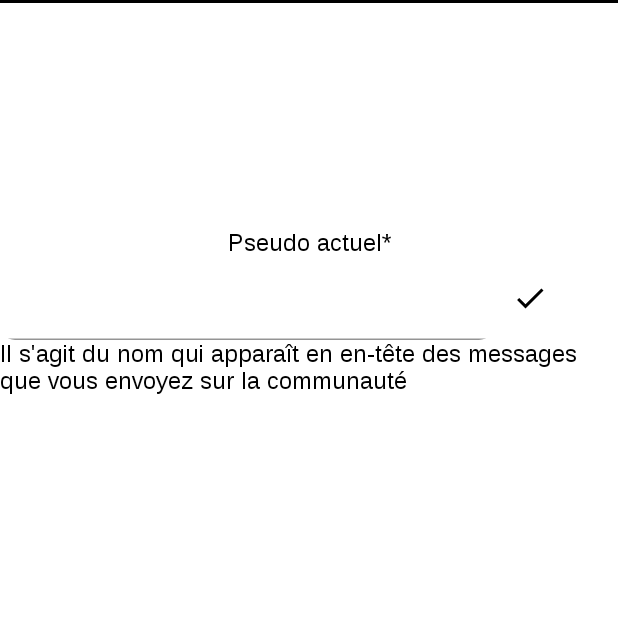
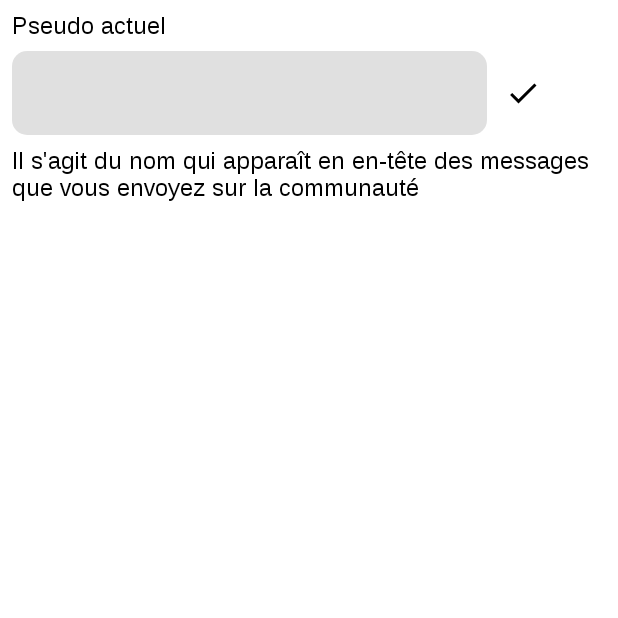
Before and after one commit to Minibuz/ChatAvion-Client, an Android app built with Jetpack Compose: the composable UserParameter called with empty values, on a phone screen of 412 x 824 dp, the top half of it. Run offline under Robolectric (Android 15) with nearby library versions, the phone set to English and light mode, and no system bars; our stand-ins replace Room's generated code, livedata-compose.

Commit message:
Made UserParameter shorter and now use it as the middle drawer, not anymore displayed on top of the drawer.

```diff
--- a/app/src/main/java/fr/chatavion/client/ui/view/ParametersInstance.kt
+++ b/app/src/main/java/fr/chatavion/client/ui/view/ParametersInstance.kt
@@ -1,5 +1,6 @@
 package fr.chatavion.client.ui.view
 
+import androidx.compose.foundation.background
 import androidx.compose.foundation.layout.*
 import androidx.compose.foundation.shape.RoundedCornerShape
 import androidx.compose.material.*
@@ -11,6 +12,7 @@ import androidx.compose.ui.Alignment
 import androidx.compose.ui.ExperimentalComposeUiApi
 import androidx.compose.ui.Modifier
 import androidx.compose.ui.draw.clip
+import androidx.compose.ui.graphics.Color
 import androidx.compose.ui.platform.LocalContext
 import androidx.compose.ui.platform.testTag
 import androidx.compose.ui.res.stringResource
@@ -22,6 +24,7 @@ import androidx.compose.ui.unit.sp
 import fr.chatavion.client.R
 import fr.chatavion.client.communityViewModel
 import fr.chatavion.client.db.entity.Community
+import fr.chatavion.client.ui.UiText
 import fr.chatavion.client.util.Utils
 import kotlinx.coroutines.CoroutineScope
 import kotlinx.coroutines.Dispatchers.IO
@@ -33,49 +36,42 @@ fun UserParameter(
     pseudo: String,
     communityId: Int,
     onClose: () -> Unit,
+    heightFraction : Float
 ) {
 
     val context = LocalContext.current
     var current by remember { mutableStateOf(pseudo) }
-    val scope = rememberCoroutineScope()
     val community by communityViewModel.getById(communityId).observeAsState(Community("","","", 0))
 
-    Surface(
-        color = MaterialTheme.colors.background
-    ) {
-        Column(modifier = Modifier.fillMaxSize()) {
-            Divider(
-                thickness = 2.dp,
-                color = MaterialTheme.colors.onBackground
-            )
-            Box(
-                modifier = Modifier
-                    .fillMaxHeight(2 / 4f)
-                    .align(Alignment.CenterHorizontally)
-            ) {
-                Column(
-                    verticalArrangement = Arrangement.Center,
-                    horizontalAlignment = Alignment.CenterHorizontally,
-                    modifier = Modifier
+    Column(modifier = Modifier
         .fillMaxSize()
-                        .align(Alignment.Center)
+        .fillMaxHeight(heightFraction)
+        .background(MaterialTheme.colors.background)
+        .padding(8.dp)
     ) {
         Text(
             color = MaterialTheme.colors.onBackground,
-                        text = "Pseudo actuel*"
+            text = UiText.StringResource(R.string.actual_pseudo).asString()
         )
         Row(
-                        modifier = Modifier.fillMaxWidth()
+            modifier = Modifier
+                .fillMaxWidth()
+                .padding(vertical = 8.dp)
         ) {
+            val buttonWeight = 0.2f
             TextField(
                 textStyle = TextStyle(
                     fontSize = 16.sp,
                     color = MaterialTheme.colors.onBackground
                 ),
-                            colors = TextFieldDefaults.textFieldColors(backgroundColor = MaterialTheme.colors.background),
+                colors = TextFieldDefaults.textFieldColors(
+                    focusedIndicatorColor = Color.Transparent,
+                    unfocusedIndicatorColor = Color.Transparent,
+                    disabledIndicatorColor = Color.Transparent
+                ),
                 modifier = Modifier
                     .clip(RoundedCornerShape(10.dp))
-                                .fillMaxWidth(0.8f)
+                    .fillMaxWidth(1f - buttonWeight)
                     .semantics {
                         testTagsAsResourceId = true
                     }
@@ -86,7 +82,8 @@ fun UserParameter(
                 ),
                 onValueChange = {
                     if (it.length <= 35) current = it
-                            })
+                }
+            )
             IconButton(
                 onClick = {
                     if(current != "") {
@@ -95,7 +92,6 @@ fun UserParameter(
                             communityViewModel.insert(community = community)
                         }
                         onClose()
-
                         // TODO Toast username changed
                         Utils.showInfoToast(context.getString(R.string.uNameChanged),context)
                     } else {
@@ -124,6 +120,3 @@ fun UserParameter(
         )
     }
 }
-        }
-    }
-}
--- a/app/src/main/java/fr/chatavion/client/ui/view/TchatView.kt
+++ b/app/src/main/java/fr/chatavion/client/ui/view/TchatView.kt
@@ -585,7 +585,8 @@ class TchatView {
                                 communityId = community.communityId,
                                 onClose = {
                                     menu = Parameters.Main
-                                }
+                                },
+                                heightFraction = 1f - topAndBottomFraction
                             )
                         }
                         else -> {}
@@ -692,8 +693,7 @@ class TchatView {
                                     content = {
                                         Text(
                                             color = MaterialTheme.colors.onBackground,
-                                            text = UiText.StringResource(parameter.getId())
-                                                .asString(),
+                                            text = UiText.StringResource(parameter.getId()).asString(),
                                             textAlign = TextAlign.Center
                                         )
                                     },
--- a/app/src/main/res/values/strings.xml
+++ b/app/src/main/res/values/strings.xml
@@ -15,7 +15,7 @@
     <string name="messages">Messages</string>
     <string name="network_connection">Connexion réseau</string>
     <string name="back_main_screen">Retour à l\'écran principal</string>
-    <string name="actual_pseudo">Pseuo actuel</string>
+    <string name="actual_pseudo">Pseudo actuel</string>
     <string name="explication_pseudo_community">Il s\'agit du nom qui apparaît en en-tête des messages que vous envoyez sur la communauté</string>
     <string name="transaction_type_dns">Type de transaction DNS</string>
     <string name="protocol_choice">Choix du protocole</string>
```
Lines whose indentation alone changed are shown as unchanged.
